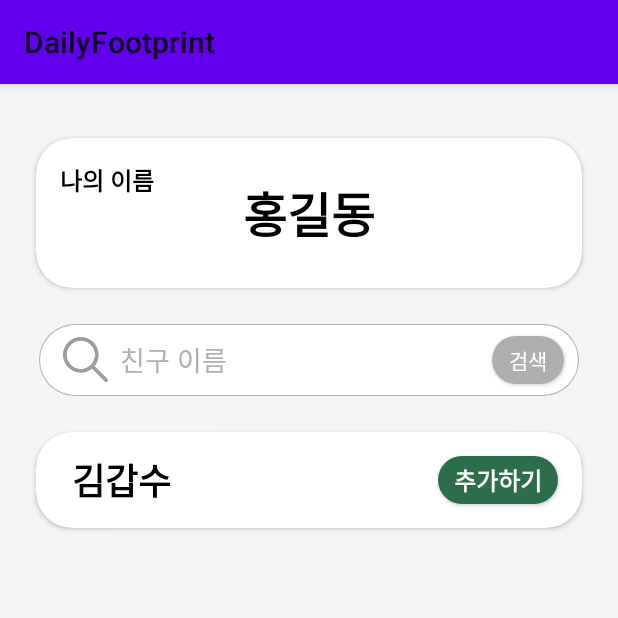
After one commit to yubin425/DailyFootprint, an Android app: the AddFriendActivity screen opened directly, with no data from a screen before it, on a phone screen of 412 x 824 dp, the top half of it. The commit adds this screen. Run offline under Robolectric (Android 15) with nearby library versions, the phone set to English and light mode, and no system bars.

Commit message:
[feat] 친구추가 버튼 터치 시 상호작용 추가
'+' 버튼 터치 시 친구추가 화면으로 전환하는 기능 추가. 자신의 이름, 검색창, 검색 결과 디자인 추가.

```diff
--- a/app/src/main/AndroidManifest.xml
+++ b/app/src/main/AndroidManifest.xml
@@ -13,6 +13,9 @@
         android:theme="@style/Theme.DailyFootprint"
         tools:targetApi="31">
         <activity
+            android:name=".ui.friends.AddFriendActivity"
+            android:exported="false" />
+        <activity
             android:name=".MainActivity"
             android:exported="false" />
         <activity
@@ -27,8 +30,8 @@
         <activity
             android:name=".ui.login.SplashActivity"
             android:exported="true"
-            android:theme="@style/SplashTheme"
-            android:label="@string/app_name">
+            android:label="@string/app_name"
+            android:theme="@style/SplashTheme">
             <intent-filter>
                 <action android:name="android.intent.action.MAIN" />
 
--- /dev/null
+++ b/app/src/main/java/com/example/dailyfootprint/ui/friends/AddFriendActivity.kt
@@ -0,0 +1,15 @@
+package com.example.dailyfootprint.ui.friends
+
+import android.os.Bundle
+import androidx.appcompat.app.AppCompatActivity
+import com.example.dailyfootprint.databinding.ActivityAddFriendBinding
+
+class AddFriendActivity : AppCompatActivity() {
+
+    private lateinit var binding: ActivityAddFriendBinding
+    override fun onCreate(savedInstanceState: Bundle?) {
+        super.onCreate(savedInstanceState)
+        binding = ActivityAddFriendBinding.inflate(layoutInflater)
+        setContentView(binding.root)
+    }
+}
--- a/app/src/main/java/com/example/dailyfootprint/ui/friends/FriendsFragment.kt
+++ b/app/src/main/java/com/example/dailyfootprint/ui/friends/FriendsFragment.kt
@@ -61,8 +61,12 @@ class FriendsFragment : Fragment() {
 
 package com.example.dailyfootprint.ui.friends
 
+import android.content.Intent
 import android.os.Bundle
+import android.util.Log
+import android.view.LayoutInflater
 import android.view.View
+import android.view.ViewGroup
 import androidx.fragment.app.Fragment
 import androidx.recyclerview.widget.GridLayoutManager
 import com.example.dailyfootprint.R
@@ -75,13 +79,27 @@ class FriendsFragment : Fragment(R.layout.fragment_friends) {
     private lateinit var binding: FragmentFriendsBinding
     private var data = arrayListOf<User>()
 
+    override fun onCreateView(
+        inflater: LayoutInflater, container: ViewGroup?,
+        savedInstanceState: Bundle?
+    ): View? {
+        binding = FragmentFriendsBinding.inflate(inflater, container, false)
+        return binding.root
+    }
     override fun onViewCreated(view: View, savedInstanceState: Bundle?) {
         super.onViewCreated(view, savedInstanceState)
+
+        binding.plusButton.setOnClickListener {
+            Log.v("test", "check")
+            val intent = Intent(activity, AddFriendActivity::class.java)
+            startActivity(intent)
+        }
+
         data.add(User(userCode = "UserCode", userName = "Andrew", successData = arrayListOf("Success", "Data"), friendList = arrayListOf("Tom", "Tompson")))
 
-        val fragmentFriendsBinding = FragmentFriendsBinding.bind(view)
-        binding = fragmentFriendsBinding
         binding.recyclerView.layoutManager = GridLayoutManager(requireContext(), 20) // Adjust the spanCount as needed
         binding.recyclerView.adapter = UserGrassAdapter(data)
+
+
     }
 }
--- /dev/null
+++ b/app/src/main/res/drawable/border.xml
@@ -0,0 +1,15 @@
+<?xml version="1.0" encoding="utf-8"?>
+<layer-list xmlns:android="http://schemas.android.com/apk/res/android">
+    <item>
+        <shape android:shape="rectangle">
+            <corners android:radius="24dp"/>
+            <solid android:color="@color/gray" />
+        </shape>
+    </item>
+    <item android:top="1dp" android:bottom="1dp" android:left="1dp" android:right="1dp">
+        <shape android:shape="rectangle">
+            <corners android:radius="24dp"/>
+            <solid android:color="#ffffff" />
+        </shape>
+    </item>
+</layer-list>
--- /dev/null
+++ b/app/src/main/res/layout/activity_add_friend.xml
@@ -0,0 +1,136 @@
+<?xml version="1.0" encoding="utf-8"?>
+<androidx.constraintlayout.widget.ConstraintLayout xmlns:android="http://schemas.android.com/apk/res/android"
+    xmlns:app="http://schemas.android.com/apk/res-auto"
+    xmlns:tools="http://schemas.android.com/tools"
+    android:layout_width="match_parent"
+    android:layout_height="match_parent"
+    android:layout_gravity="center"
+    android:background="@color/background_gray"
+    tools:context=".ui.friends.AddFriendActivity">
+
+
+    <RelativeLayout
+        android:id="@+id/relativeLayout"
+        android:layout_width="360dp"
+        android:layout_height="wrap_content"
+        android:layout_marginLeft="12dp"
+        android:layout_marginTop="160dp"
+        android:layout_marginRight="12dp"
+        android:background="@drawable/border"
+        app:layout_constraintEnd_toEndOf="parent"
+        app:layout_constraintHorizontal_bias="0.5"
+        app:layout_constraintStart_toStartOf="parent"
+        app:layout_constraintTop_toTopOf="parent">
+
+
+        <ImageView
+            android:id="@+id/searchIcon"
+            android:layout_width="30dp"
+            android:layout_height="30dp"
+            android:layout_alignParentStart="true"
+            android:layout_centerVertical="true"
+            android:layout_marginStart="16dp"
+            app:srcCompat="@drawable/searchicon" />
+
+        <EditText
+            android:id="@+id/searchEditText"
+            android:layout_width="208dp"
+            android:layout_height="wrap_content"
+            android:layout_marginStart="8dp"
+            android:layout_marginEnd="40dp"
+            android:layout_toEndOf="@id/searchIcon"
+            android:background="@android:color/transparent"
+            android:hint="친구 이름"
+            android:textColorHint="@color/gray"
+            android:inputType="text"
+            android:minWidth="48dp"
+            android:minHeight="48dp" />
+        <Button
+            android:layout_width="wrap_content"
+            android:layout_height="wrap_content"
+            android:layout_toEndOf="@id/searchEditText"
+            android:layout_centerVertical="true"
+            android:background="@drawable/round_gray_button"
+            android:text="검색"
+            android:textColor="@color/white"
+            android:minWidth="48dp"
+            android:minHeight="32dp"/>
+
+    </RelativeLayout>
+
+    <androidx.cardview.widget.CardView
+        android:id="@+id/cardViewUser"
+        android:layout_width="match_parent"
+        android:layout_height="100dp"
+        android:layout_margin="24dp"
+        app:cardBackgroundColor="@color/white"
+        app:cardCornerRadius="24dp"
+        app:layout_constraintBottom_toTopOf="@id/relativeLayout" >
+
+        <TextView
+            android:layout_width="match_parent"
+            android:layout_height="wrap_content"
+            android:layout_margin="16dp"
+            android:text="나의 이름"
+            android:textColor="@color/black"
+            android:textSize="16sp"
+            android:textStyle="bold" />
+
+        <TextView
+            android:layout_width="match_parent"
+            android:layout_height="match_parent"
+            android:gravity="center"
+            android:text="홍길동"
+            android:textAlignment="center"
+            android:textColor="@color/black"
+            android:textSize="32sp"
+            android:textStyle="bold" />
+
+        <ImageView
+            android:id="@+id/imageView3"
+            android:layout_width="0dp"
+            android:layout_height="0dp"
+            android:layout_marginStart="12dp"
+            android:layout_marginTop="40dp"
+            android:layout_marginEnd="12dp"
+            android:layout_marginBottom="60dp"
+            app:layout_constraintBaseline_toTopOf="parent"
+            app:srcCompat="@drawable/round_white_button" />
+    </androidx.cardview.widget.CardView>
+
+    <androidx.cardview.widget.CardView
+        android:layout_width="match_parent"
+        android:layout_height="64dp"
+        android:layout_margin="24dp"
+        app:cardCornerRadius="24dp"
+        app:layout_constraintTop_toBottomOf="@id/relativeLayout">
+
+        <TextView
+            android:id="@+id/textView"
+            android:layout_width="wrap_content"
+            android:layout_height="match_parent"
+            android:layout_marginLeft="24dp"
+            android:gravity="center"
+            android:text="김갑수"
+            android:textColor="@color/black"
+            android:textStyle="bold"
+            android:textSize="24sp"
+            android:textAlignment="center" />
+
+
+        <Button
+            android:id="@+id/requestButton"
+            android:layout_width="wrap_content"
+            android:layout_height="32dp"
+            android:layout_gravity="center_vertical|end"
+            android:layout_marginEnd="16dp"
+            android:background="@drawable/circle_green_button"
+            android:text="추가하기"
+            android:textColor="@color/white"
+            android:textSize="16sp"
+            android:textStyle="bold"
+            android:minWidth="80dp"
+            android:minHeight="48dp"/>
+    </androidx.cardview.widget.CardView>
+
+</androidx.constraintlayout.widget.ConstraintLayout>
--- a/app/src/main/res/layout/fragment_friends.xml
+++ b/app/src/main/res/layout/fragment_friends.xml
@@ -2,28 +2,35 @@
 <androidx.constraintlayout.widget.ConstraintLayout xmlns:android="http://schemas.android.com/apk/res/android"
     xmlns:app="http://schemas.android.com/apk/res-auto"
     xmlns:tools="http://schemas.android.com/tools"
+    android:id="@+id/container_friends"
     android:layout_width="match_parent"
     android:layout_height="match_parent"
     tools:context=".ui.friends.FriendsFragment">
 
+    <androidx.recyclerview.widget.RecyclerView
+        android:id="@+id/recyclerView"
+        android:layout_width="0dp"
+        android:layout_height="0dp"
+        app:layout_constraintBottom_toBottomOf="parent"
+        app:layout_constraintEnd_toEndOf="parent"
+        app:layout_constraintStart_toStartOf="parent"
+        app:layout_constraintTop_toTopOf="parent"
+        tools:listitem="@layout/item_usergrass" />
+
     <ImageButton
-        android:id="@+id/imageButton"
-        android:layout_width="64dp"
+        android:id="@+id/plusButton"
+        android:layout_width="064dp"
         android:layout_height="64dp"
         android:layout_marginTop="-152dp"
         android:layout_marginEnd="16dp"
+        android:background="@android:color/transparent"
+        android:contentDescription="AddFriendsButton"
+        android:padding="0dp"
         android:scaleType="centerCrop"
-        android:padding="0dp"
         android:src="@drawable/plus"
-        android:background="@android:color/transparent"
+        android:text="친구 추가"
         app:layout_constraintEnd_toEndOf="parent"
-        app:layout_constraintTop_toBottomOf="parent"
-        android:contentDescription="AddFriendsButton" />
+        app:layout_constraintTop_toBottomOf="parent" />
 
-    <androidx.recyclerview.widget.RecyclerView
-        android:id="@+id/recyclerView"
-        android:layout_width="match_parent"
-        android:layout_height="match_parent"
-        tools:listitem="@layout/item_usergrass"/>
 
 </androidx.constraintlayout.widget.ConstraintLayout>
--- a/build.gradle.kts
+++ b/build.gradle.kts
@@ -1,6 +1,6 @@
 // Top-level build file where you can add configuration options common to all sub-projects/modules.
 plugins {
-    id("com.android.application") version "8.1.3" apply false
+    id("com.android.application") version "8.1.4" apply false
     id("org.jetbrains.kotlin.android") version "1.9.0" apply false
     id("com.google.gms.google-services") version "4.4.0" apply false
 }
```
Also changed, not shown: app/src/main/res/drawable/searchicon.png (added).
